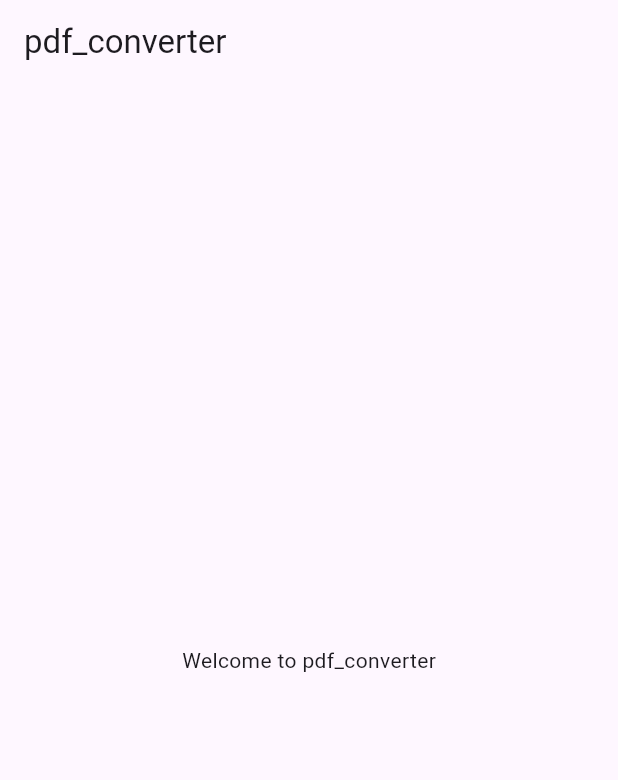
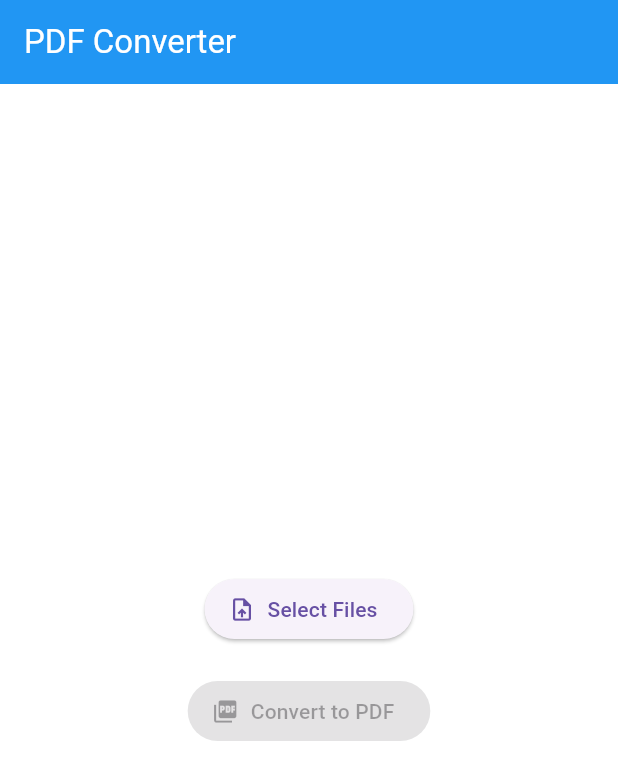
Before and after one commit to rishky911/website-code, a Flutter app: the screen it shows after launch, on a phone screen of 412 x 824 dp. Shown: the top 780 px of the screen. Run offline on Flutter 3.47's test engine with Material 3 defaults, Android fonts, the light colour scheme and no system bars.

Commit message:
Implement PDF Converter and core modules

```diff
--- a/apps/pdf_converter/lib/main.dart
+++ b/apps/pdf_converter/lib/main.dart
@@ -1,19 +1,107 @@
 import 'package:flutter/material.dart';
+import 'package:ui_shell/ui_shell.dart';
+import 'package:file_processor/file_processor.dart';
+import 'dart:io';
 
 void main() {
-  runApp(const MyApp());
+  runApp(const PdfConverterApp());
 }
 
-class MyApp extends StatelessWidget {
-  const MyApp({super.key});
+class PdfConverterApp extends StatelessWidget {
+  const PdfConverterApp({super.key});
 
   @override
   Widget build(BuildContext context) {
     return MaterialApp(
-      title: 'pdf converter',
-      home: Scaffold(
-        appBar: AppBar(title: const Text('pdf_converter')),
-        body: Center(child: Text('Welcome to pdf_converter')),
+      title: 'PDF Converter',
+      theme: ThemeEngine.lightTheme,
+      darkTheme: ThemeEngine.darkTheme,
+      home: const PdfConverterHomePage(),
+    );
+  }
+}
+
+class PdfConverterHomePage extends StatefulWidget {
+  const PdfConverterHomePage({super.key});
+
+  @override
+  State<PdfConverterHomePage> createState() => _PdfConverterHomePageState();
+}
+
+class _PdfConverterHomePageState extends State<PdfConverterHomePage> {
+  final FileProcessor _fileProcessor = FileProcessor();
+  List<File> _selectedFiles = [];
+  bool _isConverting = false;
+  String? _statusMessage;
+
+  Future<void> _pickFiles() async {
+    setState(() {
+      _statusMessage = 'Picking files...';
+    });
+    final files = await _fileProcessor.pickFiles();
+    setState(() {
+      _selectedFiles = files;
+      _statusMessage = 'Selected ${files.length} files';
+    });
+  }
+
+  Future<void> _convert() async {
+    if (_selectedFiles.isEmpty) return;
+
+    setState(() {
+      _isConverting = true;
+      _statusMessage = 'Converting to PDF...';
+    });
+
+    try {
+      final pdf = await _fileProcessor.convertToPdf(_selectedFiles);
+      setState(() {
+        _statusMessage = 'Converted to ${pdf.path}';
+      });
+    } catch (e) {
+      setState(() {
+        _statusMessage = 'Error: $e';
+      });
+    } finally {
+      setState(() {
+        _isConverting = false;
+      });
+    }
+  }
+
+  @override
+  Widget build(BuildContext context) {
+    return AppScaffold(
+      title: 'PDF Converter',
+      body: Center(
+        child: Column(
+          mainAxisAlignment: MainAxisAlignment.center,
+          children: [
+            if (_statusMessage != null)
+              Padding(
+                padding: const EdgeInsets.only(bottom: 20),
+                child: Text(
+                  _statusMessage!,
+                  style: Theme.of(context).textTheme.titleMedium,
+                ),
+              ),
+            if (_isConverting)
+              const CircularProgressIndicator()
+            else ...[
+              ElevatedButton.icon(
+                onPressed: _pickFiles,
+                icon: const Icon(Icons.upload_file),
+                label: const Text('Select Files'),
+              ),
+              const SizedBox(height: 20),
+              ElevatedButton.icon(
+                onPressed: _selectedFiles.isNotEmpty ? _convert : null,
+                icon: const Icon(Icons.picture_as_pdf),
+                label: const Text('Convert to PDF'),
+              ),
+            ],
+          ],
+        ),
       ),
     );
   }
--- a/modules/file_processor/lib/file_processor.dart
+++ b/modules/file_processor/lib/file_processor.dart
@@ -1,5 +1,18 @@
 library file_processor;
 
+import 'dart:io';
+
 class FileProcessor {
-  // TODO: Implement file processing logic
+  Future<List<File>> pickFiles() async {
+    // Mock implementation for now
+    // In a real app, this would use file_picker package
+    await Future.delayed(const Duration(seconds: 1));
+    return [File('mock_file.txt')];
+  }
+
+  Future<File> convertToPdf(List<File> files) async {
+    // Mock implementation
+    await Future.delayed(const Duration(seconds: 2));
+    return File('output.pdf');
+  }
 }
--- a/modules/ui_shell/lib/ui_shell.dart
+++ b/modules/ui_shell/lib/ui_shell.dart
@@ -1,5 +1,53 @@
 library ui_shell;
 
+import 'package:flutter/material.dart';
+
 class ThemeEngine {
-  // TODO: Implement theme logic
+  static ThemeData get lightTheme {
+    return ThemeData(
+      primarySwatch: Colors.blue,
+      useMaterial3: true,
+      scaffoldBackgroundColor: Colors.white,
+      appBarTheme: const AppBarTheme(
+        backgroundColor: Colors.blue,
+        foregroundColor: Colors.white,
+        elevation: 0,
+      ),
+    );
+  }
+
+  static ThemeData get darkTheme {
+    return ThemeData(
+      brightness: Brightness.dark,
+      primarySwatch: Colors.blue,
+      useMaterial3: true,
+    );
+  }
 }
+
+class AppScaffold extends StatelessWidget {
+  final String title;
+  final Widget body;
+  final Widget? floatingActionButton;
+
+  const AppScaffold({
+    super.key,
+    required this.title,
+    required this.body,
+    this.floatingActionButton,
+  });
+
+  @override
+  Widget build(BuildContext context) {
+    return Scaffold(
+      appBar: AppBar(
+        title: Text(title),
+      ),
+      body: Padding(
+        padding: const EdgeInsets.all(16.0),
+        child: body,
+      ),
+      floatingActionButton: floatingActionButton,
+    );
+  }
+}
```
Also changed, not shown: apps/currency_converter/pubspec.lock, apps/parcel_tracker/pubspec.lock, apps/rent_split_calculator/pubspec.lock, apps/water_reminder/pubspec.lock.
